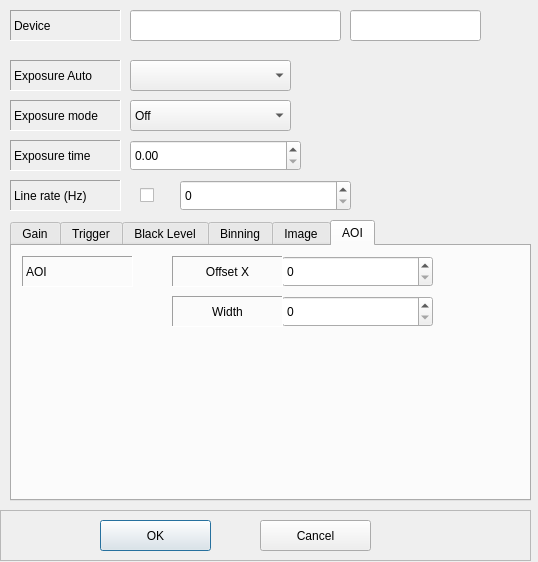
This is PluginDLL/Camera/CameraMVSLinear/SettingLinearCameraDialog.ui in OpenAA-Project/OpenAA-Inspection as Qt 5 draws it before an edit. The edited form follows.
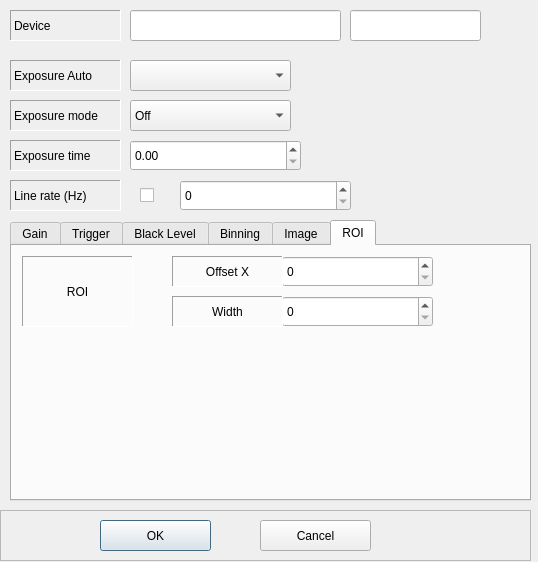
This is the edited form. The open tabs and pages were chosen to show the change.

What changed in the file:
```diff
--- a/PluginDLL/Camera/CameraMVSLinear/SettingLinearCameraDialog.ui
+++ b/PluginDLL/Camera/CameraMVSLinear/SettingLinearCameraDialog.ui
@@ -792,7 +792,7 @@
    </widget>
    <widget class="QWidget" name="tab_5">
     <attribute name="title">
-     <string>AOI</string>
+     <string>ROI</string>
     </attribute>
     <widget class="QSpinBox" name="spinBoxAOIOffsetX">
      <property name="geometry">
@@ -826,7 +826,7 @@
        <x>10</x>
        <y>10</y>
        <width>111</width>
-       <height>31</height>
+       <height>71</height>
       </rect>
      </property>
      <property name="frameShape">
@@ -836,7 +836,10 @@
       <enum>QFrame::Shadow::Sunken</enum>
      </property>
      <property name="text">
-      <string>AOI</string>
+      <string>ROI</string>
+     </property>
+     <property name="alignment">
+      <set>Qt::AlignCenter</set>
      </property>
     </widget>
     <widget class="QLabel" name="label_15">
```
Left out of the diff: 52 changed lines with no effect on the pictures.
